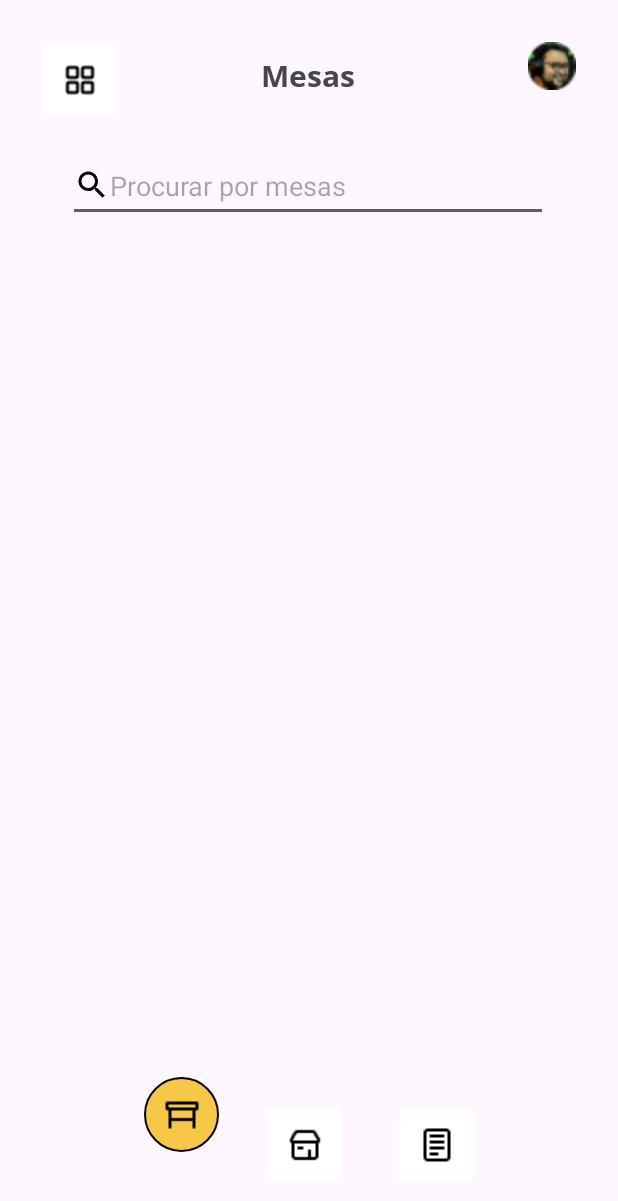
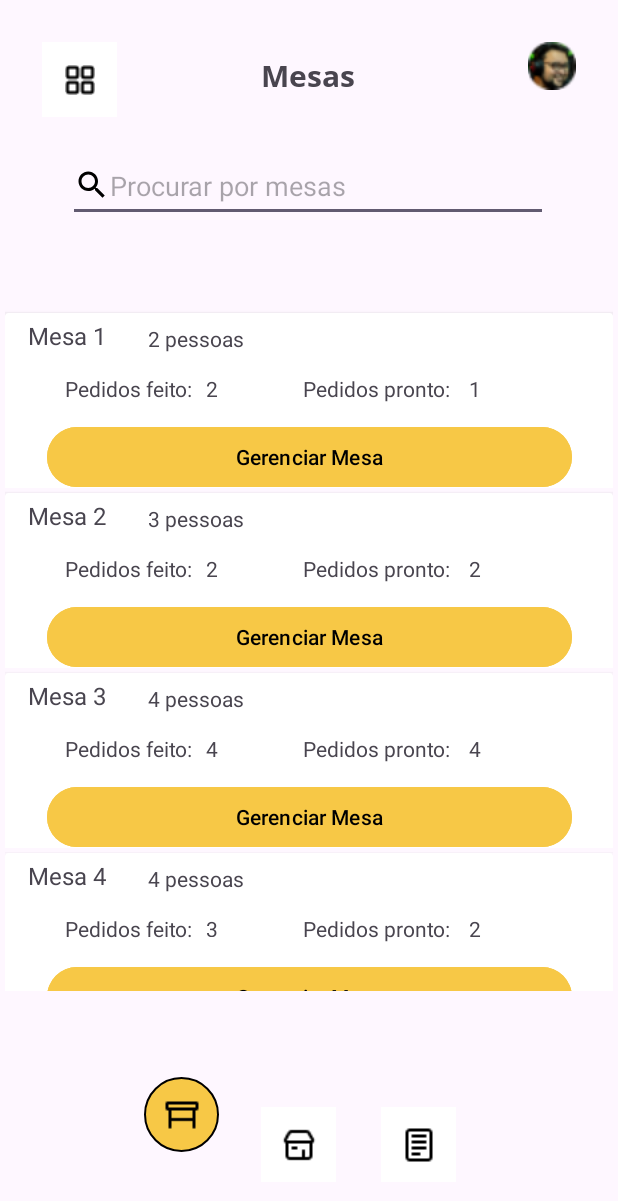
Before and after one commit to salzani/ProjetoRestaurante, an Android app: the MesaActivity screen opened directly, with no data from a screen before it, on a phone screen of 412 x 824 dp. Shown: the top 1201 px of the screen. Run offline under Robolectric (Android 15) with nearby library versions, the phone set to English and light mode, and no system bars.

Commit message:
criando o recycler view para a tela de mesas

```diff
--- /dev/null
+++ b/app/src/main/java/com/example/projetorestauranteprime/Mesa.java
@@ -0,0 +1,32 @@
+package com.example.projetorestauranteprime;
+
+public class Mesa {
+
+    private int id;
+    private int people;
+    private int ordersPlaced;
+    private int readyOrders;
+
+    public Mesa(int id, int people, int ordersPlaced, int readyOrders) {
+        this.id = id;
+        this.people = people;
+        this.ordersPlaced = ordersPlaced;
+        this.readyOrders = readyOrders;
+    }
+
+    public int getId() {
+        return id;
+    }
+
+    public int getPeople() {
+        return people;
+    }
+
+    public int getOrdersPlaced() {
+        return ordersPlaced;
+    }
+
+    public int getReadyOrders() {
+        return readyOrders;
+    }
+}
--- a/app/src/main/java/com/example/projetorestauranteprime/MesaActivity.java
+++ b/app/src/main/java/com/example/projetorestauranteprime/MesaActivity.java
@@ -1,4 +1,6 @@
 package com.example.projetorestauranteprime;
+
+import static java.lang.Integer.parseInt;
 
 import android.os.Bundle;
 
@@ -7,8 +9,13 @@ import androidx.appcompat.app.AppCompatActivity;
 import androidx.core.graphics.Insets;
 import androidx.core.view.ViewCompat;
 import androidx.core.view.WindowInsetsCompat;
+import androidx.recyclerview.widget.LinearLayoutManager;
+import androidx.recyclerview.widget.RecyclerView;
+
+import java.util.ArrayList;
 
 public class MesaActivity extends AppCompatActivity {
+    ArrayList<Mesa> mesas = new ArrayList<>();
 
     @Override
     protected void onCreate(Bundle savedInstanceState) {
@@ -20,5 +27,25 @@ public class MesaActivity extends AppCompatActivity {
             v.setPadding(systemBars.left, systemBars.top, systemBars.right, systemBars.bottom);
             return insets;
         });
+
+        RecyclerView recyclerView = findViewById(R.id.tableRecyclerView);
+
+        setUpMesas();
+
+        MesaAdapter adapter = new MesaAdapter(this, mesas);
+        recyclerView.setAdapter(adapter);
+        recyclerView.setLayoutManager(new LinearLayoutManager(this));
+    }
+
+    private void setUpMesas(){
+        String[] idMesas = getResources().getStringArray(R.array.mesas_id);
+        String[] peopleMesas = getResources().getStringArray(R.array.mesas_people);
+        String[] ordersPlaced = getResources().getStringArray(R.array.mesas_orders_placed);
+        String[] readyOrders = getResources().getStringArray(R.array.mesas_ready_orders);
+
+        for(int i = 0; i < idMesas.length; i++){
+            mesas.add(new Mesa(parseInt(idMesas[i]), parseInt(peopleMesas[i]
+            ), parseInt(ordersPlaced[i]), parseInt(readyOrders[i])));
+        }
     }
 }
--- /dev/null
+++ b/app/src/main/java/com/example/projetorestauranteprime/MesaAdapter.java
@@ -0,0 +1,56 @@
+package com.example.projetorestauranteprime;
+
+import android.annotation.SuppressLint;
+import android.content.Context;
+import android.view.LayoutInflater;
+import android.view.View;
+import android.view.ViewGroup;
+import android.widget.TextView;
+
+import androidx.annotation.NonNull;
+import androidx.recyclerview.widget.RecyclerView;
+
+import java.util.ArrayList;
+
+public class MesaAdapter extends RecyclerView.Adapter<MesaAdapter.MyViewHolder> {
+
+    Context context;
+    ArrayList<Mesa> mesas;
+    public MesaAdapter(Context context, ArrayList<Mesa> mesas){
+        this.context = context;
+        this.mesas = mesas;
+    }
+    @NonNull
+    @Override
+    public MesaAdapter.MyViewHolder onCreateViewHolder(@NonNull ViewGroup parent, int viewType) {
+        LayoutInflater inflater = LayoutInflater.from(parent.getContext());
+        View view = inflater.inflate(R.layout.recycler_view_mesa, parent, false);
+        return new MesaAdapter.MyViewHolder(view);
+    }
+
+    @SuppressLint("SetTextI18n")
+    @Override
+    public void onBindViewHolder(@NonNull MesaAdapter.MyViewHolder holder, int position) {
+        holder.id.setText("Mesa " + mesas.get(position).getId());
+        holder.people.setText(mesas.get(position).getPeople() + " pessoas");
+        holder.ordersPlaced.setText(Integer.toString(mesas.get(position).getOrdersPlaced()));
+        holder.readyOrders.setText(Integer.toString(mesas.get(position).getReadyOrders()));
+    }
+
+    @Override
+    public int getItemCount() {
+        return mesas.size();
+    }
+
+    public static class MyViewHolder extends RecyclerView.ViewHolder{
+        TextView id, people, ordersPlaced, readyOrders;
+        public MyViewHolder(@NonNull View itemView) {
+            super(itemView);
+
+            id = itemView.findViewById(R.id.mesaIdTextView);
+            people = itemView.findViewById(R.id.peopleTextView);
+            ordersPlaced = itemView.findViewById(R.id.numbersOrdersPlacedTextView);
+            readyOrders = itemView.findViewById(R.id.numbersReadyOrdersTextView);
+        }
+    }
+}
--- a/app/src/main/res/layout/activity_mesa.xml
+++ b/app/src/main/res/layout/activity_mesa.xml
@@ -8,7 +8,7 @@
     tools:context=".MesaActivity">
 
     <ImageButton
-        android:id="@+id/imageButton2"
+        android:id="@+id/tableImageButton"
         android:layout_width="50dp"
         android:layout_height="50dp"
         android:layout_marginStart="96dp"
@@ -21,11 +21,11 @@
         app:srcCompat="@drawable/table" />
 
     <ImageButton
-        android:id="@+id/imageButton3"
+        android:id="@+id/ordersImageButton"
         android:layout_width="50dp"
         android:layout_height="50dp"
-        android:layout_marginStart="38dp"
-        android:layout_marginEnd="96dp"
+        android:layout_marginStart="29dp"
+        android:layout_marginEnd="108dp"
         android:layout_marginBottom="36dp"
         android:background="#FFFFFF"
         android:backgroundTint="#FFFFFF"
@@ -33,20 +33,20 @@
         android:scaleType="center"
         app:layout_constraintBottom_toBottomOf="parent"
         app:layout_constraintEnd_toEndOf="parent"
-        app:layout_constraintStart_toEndOf="@+id/imageButton4"
+        app:layout_constraintStart_toEndOf="@+id/homeImageButton"
         app:srcCompat="@drawable/pedidods" />
 
     <ImageButton
-        android:id="@+id/imageButton4"
+        android:id="@+id/homeImageButton"
         android:layout_width="50dp"
         android:layout_height="50dp"
-        android:layout_marginStart="32dp"
+        android:layout_marginStart="28dp"
         android:layout_marginBottom="36dp"
         android:background="#FFFFFF"
         android:contentDescription="@string/pedidos_icon"
         android:scaleType="center"
         app:layout_constraintBottom_toBottomOf="parent"
-        app:layout_constraintStart_toEndOf="@+id/imageButton2"
+        app:layout_constraintStart_toEndOf="@+id/tableImageButton"
         app:srcCompat="@drawable/home" />
 
     <TextView
@@ -64,7 +64,7 @@
         app:layout_constraintTop_toTopOf="parent" />
 
     <EditText
-        android:id="@+id/editTextText"
+        android:id="@+id/searchEditText"
         android:layout_width="320dp"
         android:layout_height="48dp"
         android:layout_marginTop="36dp"
@@ -78,19 +78,20 @@
         app:layout_constraintTop_toBottomOf="@+id/titleTextView" />
 
     <androidx.recyclerview.widget.RecyclerView
+        android:id="@+id/tableRecyclerView"
         android:layout_width="405dp"
         android:layout_height="455dp"
         android:layout_marginStart="1dp"
         android:layout_marginTop="1dp"
         android:layout_marginEnd="1dp"
         android:layout_marginBottom="1dp"
-        app:layout_constraintBottom_toTopOf="@+id/imageButton2"
+        app:layout_constraintBottom_toTopOf="@+id/tableImageButton"
         app:layout_constraintEnd_toEndOf="parent"
         app:layout_constraintStart_toStartOf="parent"
-        app:layout_constraintTop_toBottomOf="@+id/editTextText" />
+        app:layout_constraintTop_toBottomOf="@+id/searchEditText" />
 
     <ImageView
-        android:id="@+id/imageView5"
+        android:id="@+id/profileImageView"
         android:layout_width="32dp"
         android:layout_height="32dp"
         android:layout_marginTop="28dp"
@@ -100,7 +101,7 @@
         app:srcCompat="@drawable/user" />
 
     <ImageButton
-        android:id="@+id/imageButton5"
+        android:id="@+id/settingsImageButton"
         android:layout_width="50dp"
         android:layout_height="50dp"
         android:layout_marginStart="28dp"
--- /dev/null
+++ b/app/src/main/res/layout/recycler_view_mesa.xml
@@ -0,0 +1,102 @@
+<?xml version="1.0" encoding="utf-8"?>
+<androidx.constraintlayout.widget.ConstraintLayout xmlns:android="http://schemas.android.com/apk/res/android"
+    xmlns:app="http://schemas.android.com/apk/res-auto"
+    xmlns:tools="http://schemas.android.com/tools"
+    android:layout_width="match_parent"
+    android:layout_height="120dp"
+    android:textAlignment="textStart">
+
+    <androidx.cardview.widget.CardView
+        android:id="@+id/cardView"
+        android:layout_width="match_parent"
+        android:layout_height="wrap_content"
+        android:layout_marginTop="10px"
+        app:layout_constraintBottom_toBottomOf="parent"
+        app:layout_constraintEnd_toEndOf="parent"
+        app:layout_constraintStart_toStartOf="parent"
+        app:layout_constraintTop_toTopOf="parent">
+
+        <androidx.constraintlayout.widget.ConstraintLayout
+            android:layout_width="match_parent"
+            android:layout_height="120dp">
+
+            <TextView
+                android:id="@+id/mesaIdTextView"
+                android:layout_width="wrap_content"
+                android:layout_height="wrap_content"
+                android:layout_marginTop="4dp"
+                android:text="Mesa"
+                android:textSize="16sp"
+                app:layout_constraintEnd_toEndOf="parent"
+                app:layout_constraintHorizontal_bias="0.043"
+                app:layout_constraintStart_toStartOf="parent"
+                app:layout_constraintTop_toTopOf="parent" />
+
+            <Button
+                android:id="@+id/manageButton"
+                android:layout_width="350dp"
+                android:layout_height="wrap_content"
+                android:backgroundTint="#F7C846"
+                android:text="Gerenciar Mesa"
+                android:textColor="#000000"
+                app:layout_constraintBottom_toBottomOf="parent"
+                app:layout_constraintEnd_toEndOf="parent"
+                app:layout_constraintStart_toStartOf="parent"
+                app:layout_constraintTop_toTopOf="parent"
+                app:layout_constraintVertical_bias="1.0" />
+
+            <TextView
+                android:id="@+id/peopleTextView"
+                android:layout_width="wrap_content"
+                android:layout_height="wrap_content"
+                android:layout_marginStart="28dp"
+                android:layout_marginTop="7dp"
+                android:textAlignment="textStart"
+                android:textSize="14sp"
+                app:layout_constraintStart_toEndOf="@+id/mesaIdTextView"
+                app:layout_constraintTop_toTopOf="parent" />
+
+            <TextView
+                android:id="@+id/ordersPlacedTextView"
+                android:layout_width="wrap_content"
+                android:layout_height="wrap_content"
+                android:layout_marginStart="40dp"
+                android:layout_marginBottom="12dp"
+                android:text="Pedidos feito:"
+                app:layout_constraintBottom_toTopOf="@+id/manageButton"
+                app:layout_constraintStart_toStartOf="parent" />
+
+            <TextView
+                android:id="@+id/readyOrdersTextView"
+                android:layout_width="wrap_content"
+                android:layout_height="wrap_content"
+                android:layout_marginEnd="108dp"
+                android:layout_marginBottom="12dp"
+                android:text="Pedidos pronto:"
+                app:layout_constraintBottom_toTopOf="@+id/manageButton"
+                app:layout_constraintEnd_toEndOf="parent" />
+
+            <TextView
+                android:id="@+id/numbersOrdersPlacedTextView"
+                android:layout_width="57dp"
+                android:layout_height="15dp"
+                android:layout_marginStart="11dp"
+                android:layout_marginEnd="109dp"
+                android:layout_marginBottom="16dp"
+                app:layout_constraintBottom_toTopOf="@+id/manageButton"
+                app:layout_constraintEnd_toEndOf="@+id/readyOrdersTextView"
+                app:layout_constraintStart_toEndOf="@+id/ordersPlacedTextView" />
+
+            <TextView
+                android:id="@+id/numbersReadyOrdersTextView"
+                android:layout_width="wrap_content"
+                android:layout_height="wrap_content"
+                android:layout_marginStart="12dp"
+                android:layout_marginBottom="12dp"
+                app:layout_constraintBottom_toTopOf="@+id/manageButton"
+                app:layout_constraintStart_toEndOf="@+id/readyOrdersTextView" />
+
+
+        </androidx.constraintlayout.widget.ConstraintLayout>
+    </androidx.cardview.widget.CardView>
+</androidx.constraintlayout.widget.ConstraintLayout>
--- /dev/null
+++ b/app/src/main/res/values/mesas.xml
@@ -0,0 +1,26 @@
+<?xml version="1.0" encoding="utf-8"?>
+<resources>
+    <string-array name="mesas_id">
+        <item>1</item>
+        <item>2</item>
+        <item>3</item>
+        <item>4</item>
+    </string-array>
+    <string-array name="mesas_people">
+        <item>2</item>
+        <item>3</item>
+        <item>4</item>
+        <item>4</item>
+    </string-array>
+    <string-array name="mesas_orders_placed">
+        <item>2</item>
+        <item>2</item>
+        <item>4</item>
+        <item>3</item>
+    </string-array><string-array name="mesas_ready_orders">
+        <item>1</item>
+        <item>2</item>
+        <item>4</item>
+        <item>2</item>
+    </string-array>
+</resources>
```
